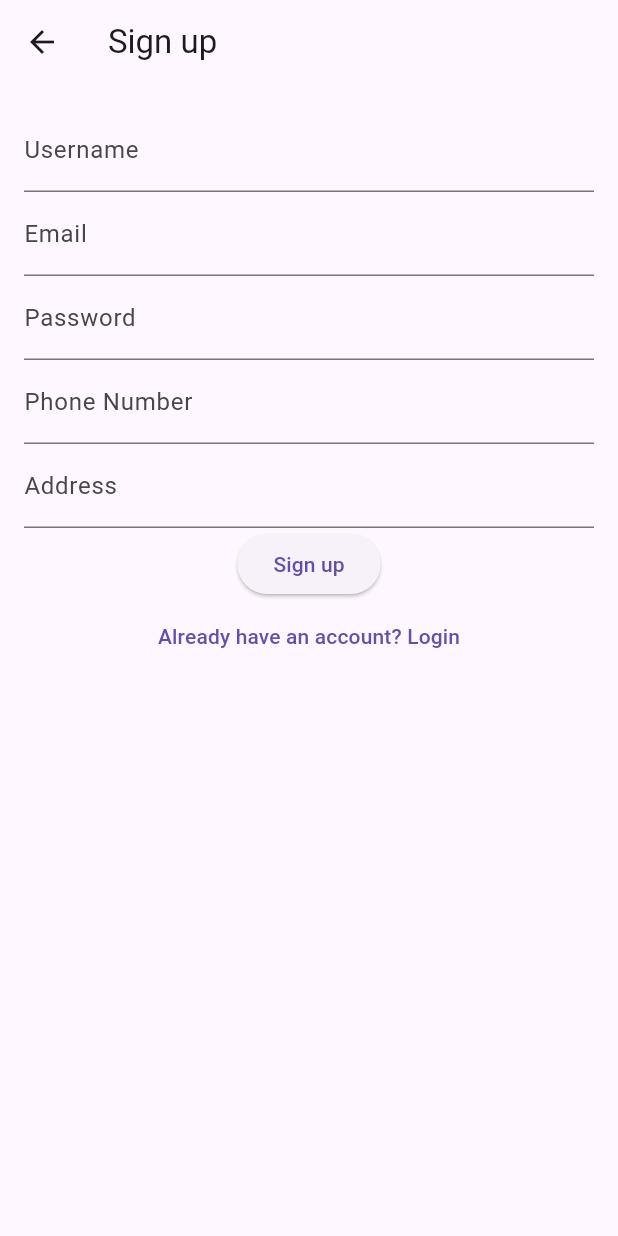
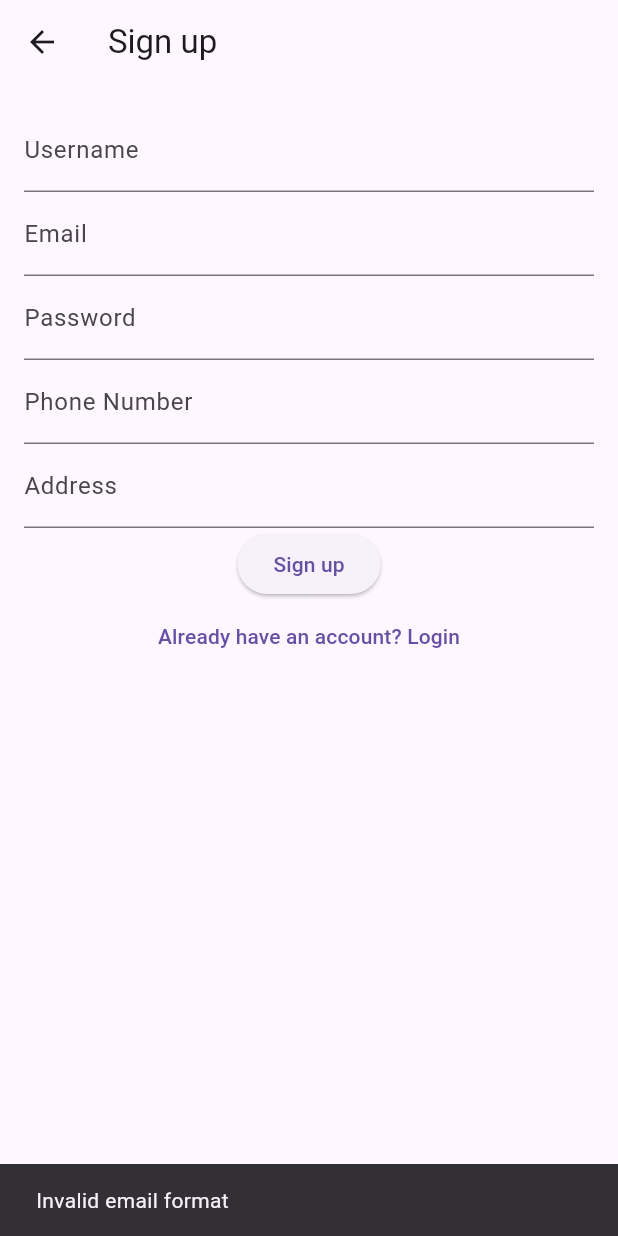
Before and after one commit to Arjitlohani/freshfind, a Flutter app: the SignupPage screen opened by its route, after a tap on "Sign up", on a phone screen of 412 x 824 dp. Run offline on Flutter 3.47's test engine with Material 3 defaults, Android fonts, the phone set to English and light mode, and no system bars.

Commit message:
validation for email and phone number
email is not checked if it exists for real

```diff
--- a/frontend/freshfinds/lib/actors/admin/admin_dashboard.dart
+++ b/frontend/freshfinds/lib/actors/admin/admin_dashboard.dart
@@ -1,5 +1,4 @@
 import 'package:flutter/material.dart';
-import 'package:freshfinds/actors/admin/ordermmt.dart';
 
 import 'productmmt.dart';
 import 'usermmt.dart';
--- a/frontend/freshfinds/lib/screens/signup_page.dart
+++ b/frontend/freshfinds/lib/screens/signup_page.dart
@@ -20,6 +20,21 @@ class SignupPage extends StatelessWidget {
       'phone_number': phoneNumberController.text,
       'address': addressController.text,
     };
+
+    // Perform client-side validation
+    if (!_isValidEmail(emailController.text)) {
+      ScaffoldMessenger.of(context).showSnackBar(
+        SnackBar(content: Text('Invalid email format')),
+      );
+      return;
+    }
+
+    if (!_isValidPhoneNumber(phoneNumberController.text)) {
+      ScaffoldMessenger.of(context).showSnackBar(
+        SnackBar(content: Text('Phone number must be 10 digits')),
+      );
+      return;
+    }
 
     final response = await http.post(
       Uri.parse(url),
@@ -45,6 +60,16 @@ class SignupPage extends StatelessWidget {
         SnackBar(content: Text('Signup failed')),
       );
     }
+  }
+
+  // Function to validate email format
+  bool _isValidEmail(String email) {
+    return RegExp(r'^[\w-\.]+@([\w-]+\.)+[\w-]{2,4}$').hasMatch(email);
+  }
+
+  // Function to validate phone number length
+  bool _isValidPhoneNumber(String phoneNumber) {
+    return phoneNumber.length == 10;
   }
 
   @override
```
